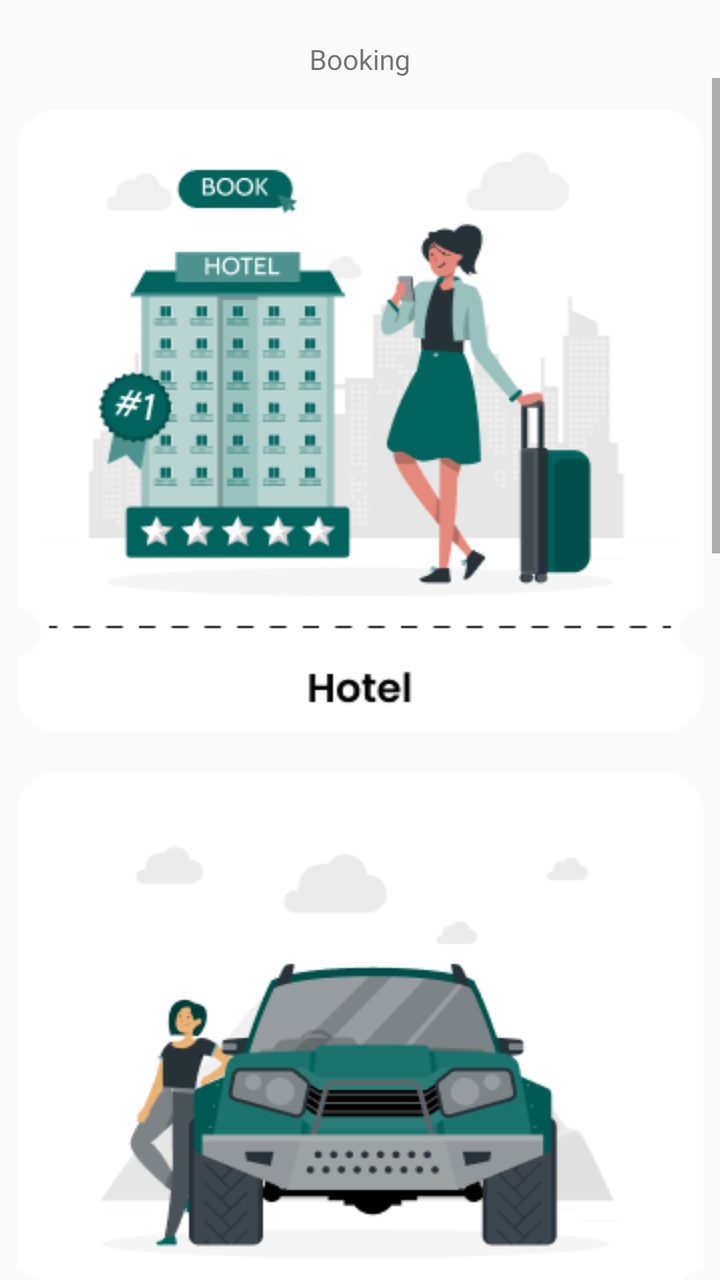
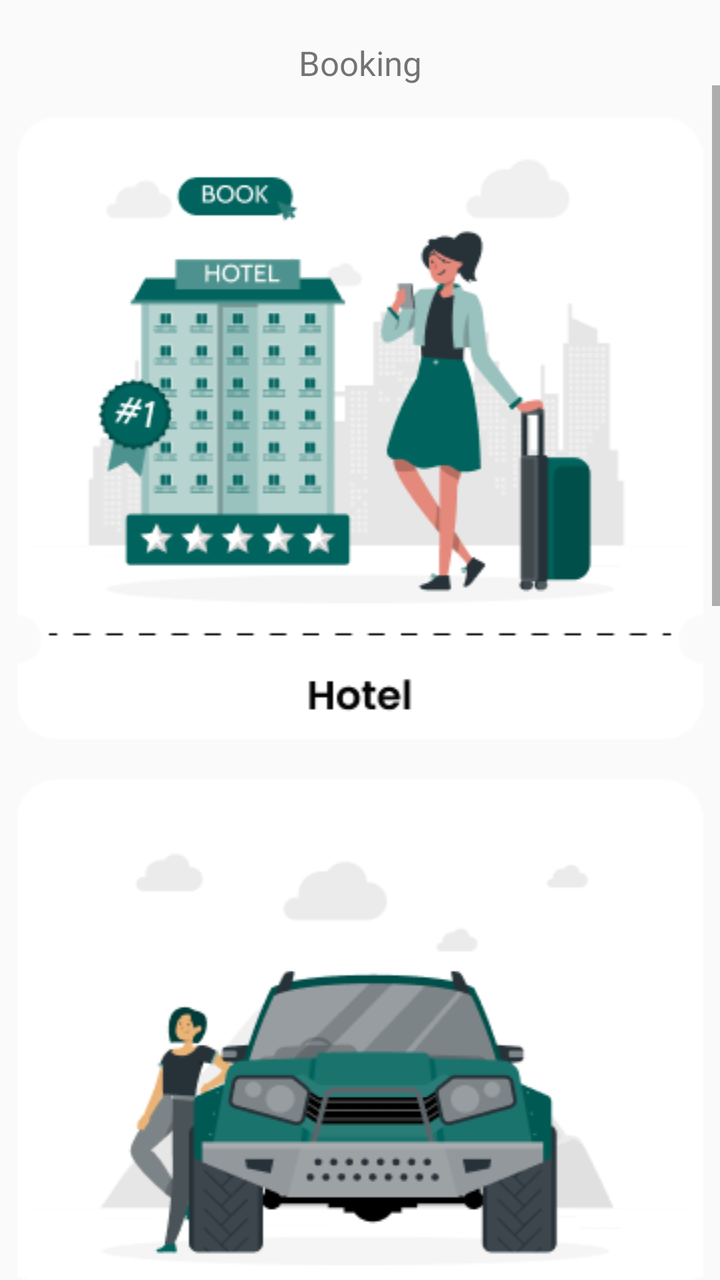

The first picture is an Android layout as it rendered before a commit; the second is the same layout after the commit. The layout source and the unified diff follow.
<!-- AndroidManifest.xml: application theme Theme.TravelApplication -->
<!-- res/layout/fragment_booking.xml -->
<?xml version="1.0" encoding="utf-8"?>
<LinearLayout xmlns:android="http://schemas.android.com/apk/res/android"
    xmlns:tools="http://schemas.android.com/tools"
    android:id="@+id/booking_fragment"
    android:layout_width="match_parent"
    android:layout_height="match_parent"
    android:orientation="vertical"
    android:backgroundTint="@color/screen"
    tools:context=".fragments.BookingFragment">

    <TextView
        android:layout_width="match_parent"
        android:layout_height="wrap_content"
        android:fontFamily="@font/poppins_bold"
        android:layout_gravity="center_horizontal"
        android:gravity="center_horizontal"
        android:layout_marginTop="20dp"
        android:text="@string/booking_screen_title" />

    <ScrollView
        android:layout_width="match_parent"
        android:layout_height="wrap_content">

        <LinearLayout
            android:layout_width="match_parent"
            android:layout_height="wrap_content"
            android:layout_marginTop="16dp"
            android:layout_marginBottom="30dp"
            android:orientation="vertical">

            <ImageView
                android:id="@+id/hotelBookingImageView"
                android:layout_width="match_parent"
                android:layout_height="wrap_content"
                android:contentDescription="@string/booking_screen_title"
                android:src="@drawable/image_hotel"/>

            <ImageView
                android:id="@+id/transportBookingImageView"
                android:layout_width="match_parent"
                android:layout_height="wrap_content"
                android:layout_marginTop="20dp"
                android:contentDescription="@string/booking_screen_title"
                android:clickable="true"
                android:focusable="true"
                android:src="@drawable/image_transport"/>

            <ImageView
                android:id="@+id/tripsBookingImageView"
                android:layout_width="match_parent"
                android:layout_height="wrap_content"
                android:layout_marginTop="20dp"
                android:contentDescription="@string/trips_booking"
                android:src="@drawable/image_trips"/>

            <ImageView
                android:id="@+id/eventsBookingImageView"
                android:layout_width="match_parent"
                android:layout_height="wrap_content"
                android:layout_marginTop="20dp"
                android:contentDescription="@string/booking_screen_title"
                android:src="@drawable/image_events"/>

            <View
                android:layout_width="match_parent"
                android:layout_height="200dp"/>
        </LinearLayout>
    </ScrollView>

</LinearLayout>
<!-- resources referenced by this layout -->
<resources>
  <color name="screen">#FAFAFA</color>
  <!-- drawable image_events: png bitmap (drawable, 15557 bytes) -->
  <!-- drawable image_hotel: png bitmap (drawable, 22894 bytes) -->
  <!-- drawable image_transport: png bitmap (drawable, 19495 bytes) -->
  <!-- drawable image_trips: png bitmap (drawable, 22516 bytes) -->
  <string name="booking_screen_title">Booking</string>
  <string name="trips_booking">Trips</string>
  <style name="Theme.TravelApplication" parent="Base.Theme.TravelApplication" />
  <style name="Base.Theme.TravelApplication" parent="Theme.AppCompat.DayNight.NoActionBar">
          
          <item name="colorPrimary">@color/text_primary</item>
          <item name="android:windowBackground">@color/screen</item>
          <item name="android:textColorPrimary">@color/text_primary</item>
          <item name="colorAccent">@color/green_500</item>
          
      </style>
  <color name="text_primary">#050505</color>
  <color name="green_500">#089083</color>
</resources>

<!-- the commit's change to res/layout/fragment_booking.xml (unified diff, before → after) -->
@@ -15,7 +15,8 @@
         android:layout_gravity="center_horizontal"
         android:gravity="center_horizontal"
         android:layout_marginTop="20dp"
-        android:text="@string/booking_screen_title" />
+        android:text="@string/booking_screen_title"
+        android:textSize="17sp"/>
 
     <ScrollView
         android:layout_width="match_parent"
@@ -63,7 +64,7 @@
 
             <View
                 android:layout_width="match_parent"
-                android:layout_height="200dp"/>
+                android:layout_height="50dp"/>
         </LinearLayout>
     </ScrollView>
 
